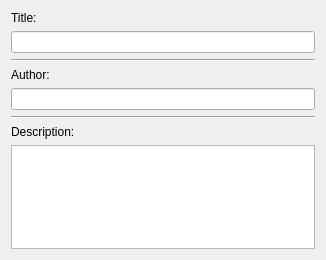
Before: the Qt Designer form src/terralib/qt/af/ui/ProjectInfoWidgetForm.ui in claudiobogossian/terralib5, drawn with Qt 5.
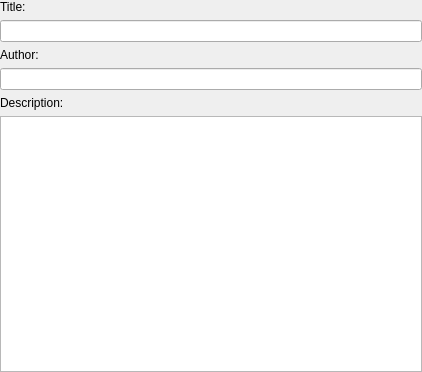
After: the same form once the commit is applied.

Diff of the .ui file:
```diff
--- a/src/terralib/qt/af/ui/ProjectInfoWidgetForm.ui
+++ b/src/terralib/qt/af/ui/ProjectInfoWidgetForm.ui
@@ -6,14 +6,17 @@
    <rect>
     <x>0</x>
     <y>0</y>
-    <width>326</width>
-    <height>260</height>
+    <width>422</width>
+    <height>372</height>
    </rect>
   </property>
   <property name="windowTitle">
    <string>Project Information</string>
   </property>
   <layout class="QGridLayout" name="gridLayout">
+   <property name="margin">
+    <number>0</number>
+   </property>
    <item row="0" column="0">
     <layout class="QVBoxLayout" name="verticalLayout_4">
      <item>
@@ -30,13 +33,6 @@
        </item>
       </layout>
      </item>
-     <item>
-      <widget class="Line" name="line">
-       <property name="orientation">
-        <enum>Qt::Horizontal</enum>
-       </property>
-      </widget>
-     </item>
      <item>
       <layout class="QVBoxLayout" name="verticalLayout_2">
        <item>
@@ -51,13 +47,6 @@
        </item>
       </layout>
      </item>
-     <item>
-      <widget class="Line" name="line_2">
-       <property name="orientation">
-        <enum>Qt::Horizontal</enum>
-       </property>
-      </widget>
-     </item>
      <item>
       <layout class="QVBoxLayout" name="verticalLayout_3">
        <item>
```
